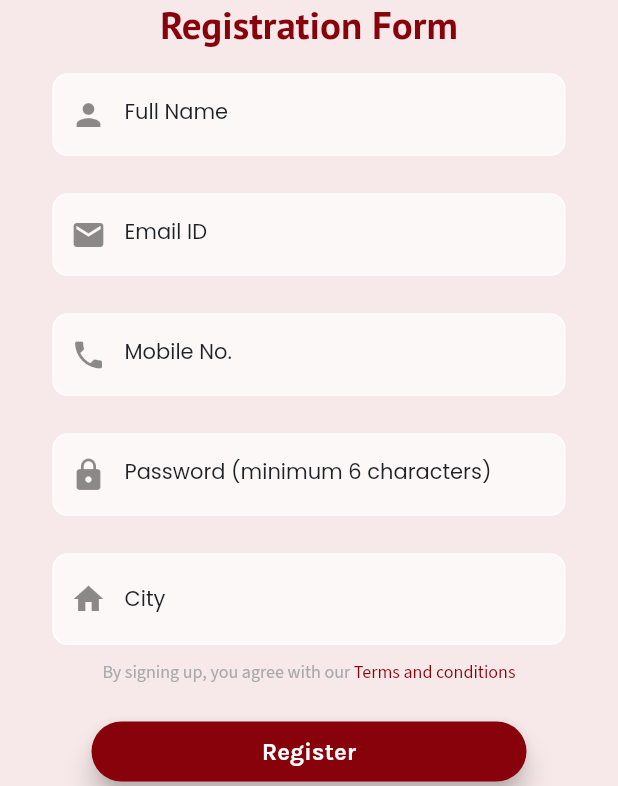
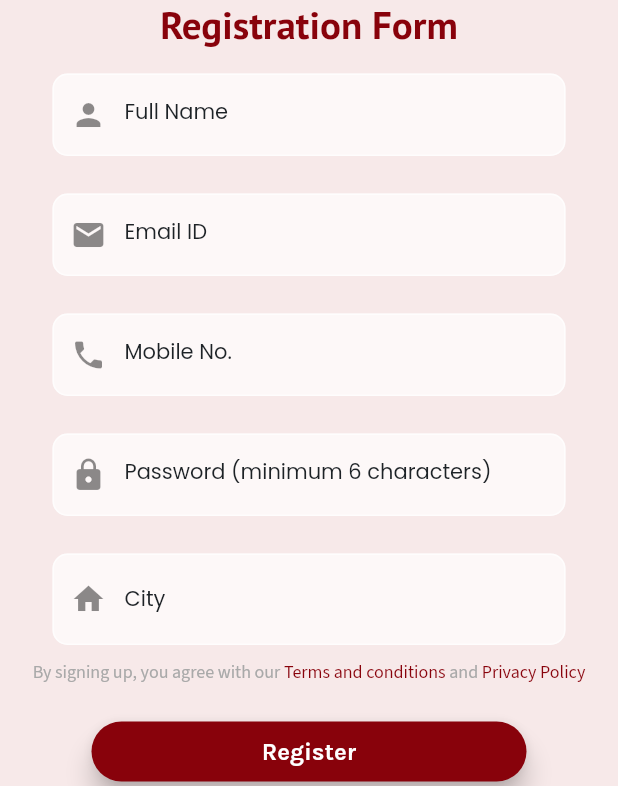
Before and after one commit to kul-deep/Kaamkhoj, a Flutter app: the RegisterPage screen opened directly, on a phone screen of 412 x 824 dp, the part 450-1236 px from its top. Run offline on Flutter 3.47's test engine with Material 2 defaults, Android fonts, the phone set to English and light mode, and no system bars; our stand-ins replace carousel_pro, cloud_firestore, email_validator, firebase_auth, flutter_typeahead, google_fonts and 4 more; missing offline and left inert: onesignal_flutter; accounts and stored records are empty.

Commit message:
Terms and privacy onClick completed

```diff
--- a/lib/fragments/how_we_work.dart
+++ b/lib/fragments/how_we_work.dart
@@ -80,7 +80,7 @@ class HowWeWorkPage extends StatelessWidget {
                         text: ' kaamkhoj.co.in',
                         style: font3,
                         recognizer: new TapGestureRecognizer()
-                          ..onTap = () => {_launchURL()}),
+                ..onTap = () => {_launchURL()}),
                     TextSpan(
                         text:
                             ' and then fill up the employer registration form after which our call centre will get in touch with you. An employer can also call us on'),
--- a/lib/loginresgiter/Register.dart
+++ b/lib/loginresgiter/Register.dart
@@ -10,11 +10,12 @@ import 'package:google_fonts/google_fonts.dart';
 import 'package:kaamkhoj/NavigatorPages/navigatorPage.dart';
 import 'package:kaamkhoj/internetconnection/checkInternetConnection.dart';
 import 'package:kaamkhoj/loginresgiter/Login.dart';
+import 'package:kaamkhoj/policies/privacy_policy.dart';
+import 'package:kaamkhoj/policies/terms_&_condition.dart';
 import 'package:shared_preferences/shared_preferences.dart';
 import 'package:toast/toast.dart';
 import 'package:validators/validators.dart';
 import 'data.dart';
-
 
 // import 'package:firebase_auth/firebase_auth.dart';
 import 'package:flutter/services.dart';
@@ -61,7 +62,6 @@ class _RegisterPageState extends State<RegisterPage> {
   String _selectedCity;
   final GlobalKey<FormState> _formKey = GlobalKey<FormState>();
 
-
   final databaseReference = Firestore.instance;
   String errorName = '';
   String errorEmail = '';
@@ -80,11 +80,11 @@ class _RegisterPageState extends State<RegisterPage> {
   Color c = Colors.grey[700];
   Timer _timer;
 
-  bool circularProgress=false;
+  bool circularProgress = false;
 
-  String errorOtp="";
+  String errorOtp = "";
 
-  bool circularProgressReg=false;
+  bool circularProgressReg = false;
 
   void _startTimer() {
     _counter = 30;
@@ -230,7 +230,7 @@ class _RegisterPageState extends State<RegisterPage> {
     final PhoneCodeSent smsOTPSent = (String verId, [int forceCodeResend]) {
       this.verificationId = verId;
       setState(() {
-        circularProgressReg=false;
+        circularProgressReg = false;
         otp = "1";
         c = Colors.grey[700];
         _startTimer();
@@ -268,8 +268,8 @@ class _RegisterPageState extends State<RegisterPage> {
     } catch (e) {
       print(e.toString());
       setState(() {
-        circularProgressReg=false;
-        errorMsg=e.code;
+        circularProgressReg = false;
+        errorMsg = e.code;
       });
     }
   }
@@ -294,8 +294,6 @@ class _RegisterPageState extends State<RegisterPage> {
     );
   }
 
-
-
   signIn(smsotp) async {
     try {
       final AuthCredential credential = PhoneAuthProvider.getCredential(
@@ -312,21 +310,21 @@ class _RegisterPageState extends State<RegisterPage> {
       print("Yes");
       createRecord();
     } catch (e) {
-      String error1="";
+      String error1 = "";
       print("error" + e.toString());
-      switch(e.code){
+      switch (e.code) {
         case "ERROR_INVALID_VERIFICATION_CODE":
-          error1="Invalid Otp";
+          error1 = "Invalid Otp";
           break;
         case "ERROR_SESSION_EXPIRED":
-          error1="Time Limit Exceeded. Resend Otp";
+          error1 = "Time Limit Exceeded. Resend Otp";
           break;
         default:
-          error1="Something Has Gone Worong";
+          error1 = "Something Has Gone Worong";
       }
       setState(() {
-        circularProgress=false;
-        errorOtp=error1;
+        circularProgress = false;
+        errorOtp = error1;
       });
     }
   }
@@ -343,7 +341,7 @@ class _RegisterPageState extends State<RegisterPage> {
     } else {
       setState(() {
         errorMsg = "User Already Exist";
-        circularProgressReg=false;
+        circularProgressReg = false;
       });
       Toast.show("User Already Exist", context,
           duration: Toast.LENGTH_LONG, gravity: Toast.BOTTOM);
@@ -359,7 +357,7 @@ class _RegisterPageState extends State<RegisterPage> {
         (password == "") ||
         (city == "")) {
       setState(() {
-        circularProgressReg=false;
+        circularProgressReg = false;
       });
       String errorblank = "Please fill this field";
       if (name == "") {
@@ -398,7 +396,7 @@ class _RegisterPageState extends State<RegisterPage> {
         verify();
       } else {
         setState(() {
-          circularProgressReg=false;
+          circularProgressReg = false;
         });
         Toast.show("Please fill all the fields correctly", context,
             duration: Toast.LENGTH_LONG, gravity: Toast.BOTTOM);
@@ -408,14 +406,13 @@ class _RegisterPageState extends State<RegisterPage> {
 
   Future<bool> _onBackPressed() {
     print(otp);
-    if (otp!= "0"){
+    if (otp != "0") {
       print("inside");
       setState(() {
-        otp= "0";
+        otp = "0";
       });
       return Future.value(false);
-    }
-    else{
+    } else {
       return Navigator.push(
         context,
         MaterialPageRoute(builder: (context) => LoginPage()),
@@ -425,7 +422,6 @@ class _RegisterPageState extends State<RegisterPage> {
 
   @override
   Widget build(BuildContext context) {
-
     return otp == "0"
         ? WillPopScope(
             onWillPop: _onBackPressed,
@@ -444,8 +440,8 @@ class _RegisterPageState extends State<RegisterPage> {
                         decoration: BoxDecoration(
                           image: DecorationImage(
                               fit: BoxFit.fill,
-                              image:
-                                  AssetImage("assets/images/kaamkhoj_logo.png")),
+                              image: AssetImage(
+                                  "assets/images/kaamkhoj_logo.png")),
                         ),
                       ),
                       Center(
@@ -466,8 +462,8 @@ class _RegisterPageState extends State<RegisterPage> {
                             child: TextField(
                               decoration: InputDecoration(
                                   hintStyle: GoogleFonts.poppins(
-                                      color:
-                                          Color.fromARGB(0xff, 0x1d, 0x22, 0x26),
+                                      color: Color.fromARGB(
+                                          0xff, 0x1d, 0x22, 0x26),
                                       fontSize: 14),
                                   focusedBorder: new OutlineInputBorder(
                                       borderRadius: const BorderRadius.all(
@@ -526,8 +522,8 @@ class _RegisterPageState extends State<RegisterPage> {
                             child: TextField(
                               decoration: InputDecoration(
                                   hintStyle: GoogleFonts.poppins(
-                                      color:
-                                          Color.fromARGB(0xff, 0x1d, 0x22, 0x26),
+                                      color: Color.fromARGB(
+                                          0xff, 0x1d, 0x22, 0x26),
                                       fontSize: 14),
                                   focusedBorder: new OutlineInputBorder(
                                       borderRadius: const BorderRadius.all(
@@ -587,8 +583,8 @@ class _RegisterPageState extends State<RegisterPage> {
                               keyboardType: TextInputType.phone,
                               decoration: InputDecoration(
                                   hintStyle: GoogleFonts.poppins(
-                                      color:
-                                          Color.fromARGB(0xff, 0x1d, 0x22, 0x26),
+                                      color: Color.fromARGB(
+                                          0xff, 0x1d, 0x22, 0x26),
                                       fontSize: 14),
                                   counterText: "",
                                   focusedBorder: new OutlineInputBorder(
@@ -613,18 +609,18 @@ class _RegisterPageState extends State<RegisterPage> {
                               onChanged: (value) {
                                 this.phoneNo = "+91" + value;
                                 // valid();
-                                if(!isNumeric(value)){
+                                if (!isNumeric(value)) {
                                   setState(() {
                                     errorMobile = "Should Contain Only Digits";
                                   });
-                                }
-                                else {
+                                } else {
                                   setState(() {
                                     errorMobile = "";
                                   });
                                   if (value.length < 10) {
                                     setState(() {
-                                      errorMobile = "Mobile number contains 10 digits";
+                                      errorMobile =
+                                          "Mobile number contains 10 digits";
                                     });
                                   }
                                 }
@@ -652,8 +648,8 @@ class _RegisterPageState extends State<RegisterPage> {
                               obscureText: true,
                               decoration: InputDecoration(
                                   hintStyle: GoogleFonts.poppins(
-                                      color:
-                                          Color.fromARGB(0xff, 0x1d, 0x22, 0x26),
+                                      color: Color.fromARGB(
+                                          0xff, 0x1d, 0x22, 0x26),
                                       fontSize: 14),
                                   focusedBorder: new OutlineInputBorder(
                                       borderRadius: const BorderRadius.all(
@@ -701,8 +697,6 @@ class _RegisterPageState extends State<RegisterPage> {
                               ),
                             )
                           : Container()),
-
-
                       Padding(
                         padding: EdgeInsets.only(
                             left: 35, top: 15, right: 35, bottom: 10),
@@ -713,7 +707,8 @@ class _RegisterPageState extends State<RegisterPage> {
                               controller: this._typeAheadController,
                               decoration: InputDecoration(
                                   hintStyle: GoogleFonts.poppins(
-                                      color: Color.fromARGB(0xff, 0x1d, 0x22, 0x26),
+                                      color: Color.fromARGB(
+                                          0xff, 0x1d, 0x22, 0x26),
                                       fontSize: 14),
                                   focusedBorder: new OutlineInputBorder(
                                       borderRadius: const BorderRadius.all(
@@ -736,8 +731,8 @@ class _RegisterPageState extends State<RegisterPage> {
                                   hintText: 'City'),
                             ),
                             suggestionsCallback: (pattern) {
-                              if(_typeAheadController!=""){
-                                errorCity="";
+                              if (_typeAheadController != "") {
+                                errorCity = "";
                               }
                               return CitiesService.getSuggestions(pattern);
                             },
@@ -781,8 +776,38 @@ class _RegisterPageState extends State<RegisterPage> {
                               TextSpan(
                                   text: 'Terms and conditions',
                                   style: GoogleFonts.sourceSansPro(
-                                    color: Color.fromARGB(0xff, 0x88, 0x02, 0x0b),
+                                      color: Color.fromARGB(
+                                          0xff, 0x88, 0x02, 0x0b),
                                       fontSize: 12),
+                                  recognizer: new TapGestureRecognizer()
+                                    ..onTap = () => {
+                                          Navigator.push(
+                                              context,
+                                              MaterialPageRoute(
+                                                  builder: (context) =>
+                                                      TermsConditionPage()))
+                                        }),
+                              TextSpan(
+                                text: ' and ',
+                                style: GoogleFonts.sourceSansPro(
+                                    color:
+                                        Color.fromARGB(0xff, 0xa9, 0xa9, 0xa9),
+                                    fontSize: 12),
+                              ),
+                              TextSpan(
+                                text: 'Privacy Policy',
+                                style: GoogleFonts.sourceSansPro(
+                                    color:
+                                        Color.fromARGB(0xff, 0x88, 0x02, 0x0b),
+                                    fontSize: 12),
+                                  recognizer: new TapGestureRecognizer()
+                                    ..onTap = () => {
+                                      Navigator.push(
+                                          context,
+                                          MaterialPageRoute(
+                                              builder: (context) =>
+                                                  PrivacyPolicyPage()))
+                                    }
                               ),
                             ],
                           ),
@@ -797,20 +822,22 @@ class _RegisterPageState extends State<RegisterPage> {
                               child: Text(
                                 errorMsg,
                                 textAlign: TextAlign.center,
-                                style: TextStyle(color: Colors.red, fontSize: 13),
+                                style:
+                                    TextStyle(color: Colors.red, fontSize: 13),
                               ),
                             )
                           : Container()),
-                      (circularProgressReg ?
-                      Padding(
-                        padding: EdgeInsets.only(top:20),
-                        child: Center(child: CircularProgressIndicator(
-                            valueColor: new AlwaysStoppedAnimation<Color>(
+                      (circularProgressReg
+                          ? Padding(
+                              padding: EdgeInsets.only(top: 20),
+                              child: Center(
+                                  child: CircularProgressIndicator(
+                                      valueColor:
+                                          new AlwaysStoppedAnimation<Color>(
                                               Color.fromARGB(
                                                   0xff, 0x88, 0x02, 0x0b)))),
-                      ):
-                      _buttonReg()),
-
+                            )
+                          : _buttonReg()),
                       Center(
                           child: Padding(
                         padding: const EdgeInsets.only(top: 10.0, bottom: 20),
@@ -828,11 +855,13 @@ class _RegisterPageState extends State<RegisterPage> {
                                         Navigator.push(
                                           context,
                                           MaterialPageRoute(
-                                              builder: (context) => LoginPage()),
+                                              builder: (context) =>
+                                                  LoginPage()),
                                         )
                                       },
                                 style: GoogleFonts.sourceSansPro(
-                                    color: Color.fromARGB(0xff, 0x88, 0x02, 0x0b),
+                                    color:
+                                        Color.fromARGB(0xff, 0x88, 0x02, 0x0b),
                                     fontSize: 15),
                               ),
                             ],
@@ -863,7 +892,8 @@ class _RegisterPageState extends State<RegisterPage> {
                       decoration: BoxDecoration(
                         image: DecorationImage(
                             fit: BoxFit.fill,
-                        image: AssetImage("assets/images/kaamkhoj_logo.png")),
+                            image:
+                                AssetImage("assets/images/kaamkhoj_logo.png")),
                       ),
                     ),
                     Center(
@@ -921,20 +951,24 @@ class _RegisterPageState extends State<RegisterPage> {
                             child: Text(
                               errorOtp,
                               textAlign: TextAlign.center,
-                        style: TextStyle(color: Colors.red,fontSize: 13),
+                              style: TextStyle(color: Colors.red, fontSize: 13),
                             ),
                           )
                         : Container()),
                     SizedBox(
                       height: 10,
                     ),
-                    (circularProgress ?
-                    Padding(
-                      padding: EdgeInsets.only(top:20),
-                      child: Center(child: CircularProgressIndicator(valueColor: new AlwaysStoppedAnimation<Color>(Color.fromARGB(0xff, 0x88, 0x02, 0x0b)))),
-                    ):
-                    _button()),
-
+                    (circularProgress
+                        ? Padding(
+                            padding: EdgeInsets.only(top: 20),
+                            child: Center(
+                                child: CircularProgressIndicator(
+                                    valueColor:
+                                        new AlwaysStoppedAnimation<Color>(
+                                            Color.fromARGB(
+                                                0xff, 0x88, 0x02, 0x0b)))),
+                          )
+                        : _button()),
                   ],
                 ),
               ),
@@ -942,9 +976,8 @@ class _RegisterPageState extends State<RegisterPage> {
           );
   }
 
-  _button()
-  {
-    return  ButtonTheme(
+  _button() {
+    return ButtonTheme(
         height: 40,
         minWidth: 290,
         child: Align(
@@ -954,7 +987,7 @@ class _RegisterPageState extends State<RegisterPage> {
                 check_internet().then((intenet) {
                   if (intenet != null && intenet) {
                     setState(() {
-                      circularProgress=true;
+                      circularProgress = true;
                     });
                     var concatenate = StringBuffer();
 
@@ -964,26 +997,25 @@ class _RegisterPageState extends State<RegisterPage> {
 
                     print(concatenate);
 
-                    if(concatenate.length ==6){
+                    if (concatenate.length == 6) {
                       signIn(concatenate.toString());
                       setState(() {
-                        errorOtp="";
+                        errorOtp = "";
                       });
-
+                    } else {
+                      setState(() {
+                        circularProgress = false;
+                        errorOtp = "Please Fill OTP";
+                      });
                     }
-                    else{
-                      setState(() {
-                        circularProgress=false;
-                        errorOtp="Please Fill OTP";
-
-                      });
-                    }                  }
-                  else{
-                    Toast.show("No Internet!\nCheck your Connection or Try Again", context,duration: Toast.LENGTH_LONG, gravity: Toast.BOTTOM);
+                  } else {
+                    Toast.show(
+                        "No Internet!\nCheck your Connection or Try Again",
+                        context,
+                        duration: Toast.LENGTH_LONG,
+                        gravity: Toast.BOTTOM);
                   }
                 });
-
-
               },
               shape: RoundedRectangleBorder(
                   borderRadius: BorderRadius.circular(50)),
@@ -1000,7 +1032,7 @@ class _RegisterPageState extends State<RegisterPage> {
   }
 
   _buttonReg() {
-    return  ButtonTheme(
+    return ButtonTheme(
       height: 40,
       minWidth: 290,
       child: Align(
@@ -1010,18 +1042,18 @@ class _RegisterPageState extends State<RegisterPage> {
               check_internet().then((intenet) {
                 if (intenet != null && intenet) {
                   setState(() {
-                    circularProgressReg=true;
+                    circularProgressReg = true;
                   });
                   valid();
-                }
-                else{
-                  Toast.show("No Internet!\nCheck your Connection or Try Again", context,duration: Toast.LENGTH_LONG, gravity: Toast.BOTTOM);
+                } else {
+                  Toast.show("No Internet!\nCheck your Connection or Try Again",
+                      context,
+                      duration: Toast.LENGTH_LONG, gravity: Toast.BOTTOM);
                 }
               });
-
             },
-            shape: RoundedRectangleBorder(
-                borderRadius: BorderRadius.circular(50)),
+            shape:
+                RoundedRectangleBorder(borderRadius: BorderRadius.circular(50)),
             child: Text(
               'Register',
               style: GoogleFonts.karla(
--- a/lib/policies/terms_&_condition.dart
+++ b/lib/policies/terms_&_condition.dart
@@ -1,6 +1,7 @@
 import 'package:flutter/material.dart';
 import 'package:google_fonts/google_fonts.dart';
 import 'package:kaamkhoj/NavigatorPages/navigatorPage.dart';
+import 'package:kaamkhoj/loginresgiter/Register.dart';
 class TermsConditionPage extends StatelessWidget {
   var font1 = GoogleFonts.sourceSansPro(
                       color: Colors.black,
@@ -11,7 +12,7 @@ class TermsConditionPage extends StatelessWidget {
     Future<bool> _onBackPressed() {
     return Navigator.push(
       context,
-      MaterialPageRoute(builder: (context) => NavigatorPage()),
+      MaterialPageRoute(builder: (context) => RegisterPage()),
     );
   }
     return WillPopScope(
@@ -88,7 +89,7 @@ class TermsConditionPage extends StatelessWidget {
   Widget _buildTitle1(){
     return Container(margin: EdgeInsets.only(top:10),
     child: Center(
-      child:Text('General Terms for Employeer',style: GoogleFonts.openSans(
+      child:Text('General Terms for Employer',style: GoogleFonts.openSans(
                       color: Color.fromARGB(0xff, 0x88, 0x02, 0x0b),
                       fontSize: 18,
                       fontWeight: FontWeight.bold)),
```
Also changed, not shown: lib/fragments/contact_us.dart (+43 -16 lines), lib/policies/privacy_policy.dart (+33 -2 lines). Lines whose indentation alone changed are shown as unchanged.
